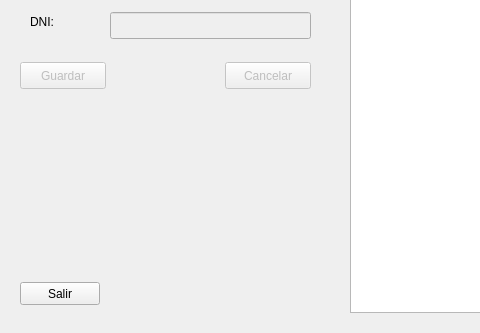
First picture: the form in crud.ui, repository clonbg/crud-sqlite3-python, before the edit; both pictures show x 0 to 480 and y 198 to 531 of the 926 by 531 pixel window.
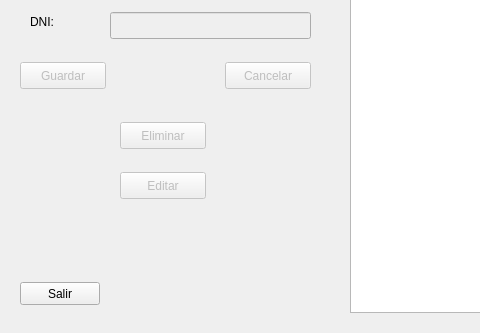
Second picture: the form after the edit.

```diff
--- a/crud.ui
+++ b/crud.ui
@@ -210,6 +210,38 @@
     <string>Cancelar</string>
    </property>
   </widget>
+  <widget class="QPushButton" name="btn_eliminar">
+   <property name="enabled">
+    <bool>false</bool>
+   </property>
+   <property name="geometry">
+    <rect>
+     <x>120</x>
+     <y>320</y>
+     <width>86</width>
+     <height>27</height>
+    </rect>
+   </property>
+   <property name="text">
+    <string>Eliminar</string>
+   </property>
+  </widget>
+  <widget class="QPushButton" name="btn_editar">
+   <property name="enabled">
+    <bool>false</bool>
+   </property>
+   <property name="geometry">
+    <rect>
+     <x>120</x>
+     <y>370</y>
+     <width>86</width>
+     <height>27</height>
+    </rect>
+   </property>
+   <property name="text">
+    <string>Editar</string>
+   </property>
+  </widget>
  </widget>
  <resources/>
  <connections/>
```
Left out of the diff: 3 changed lines with no effect on the pictures.
